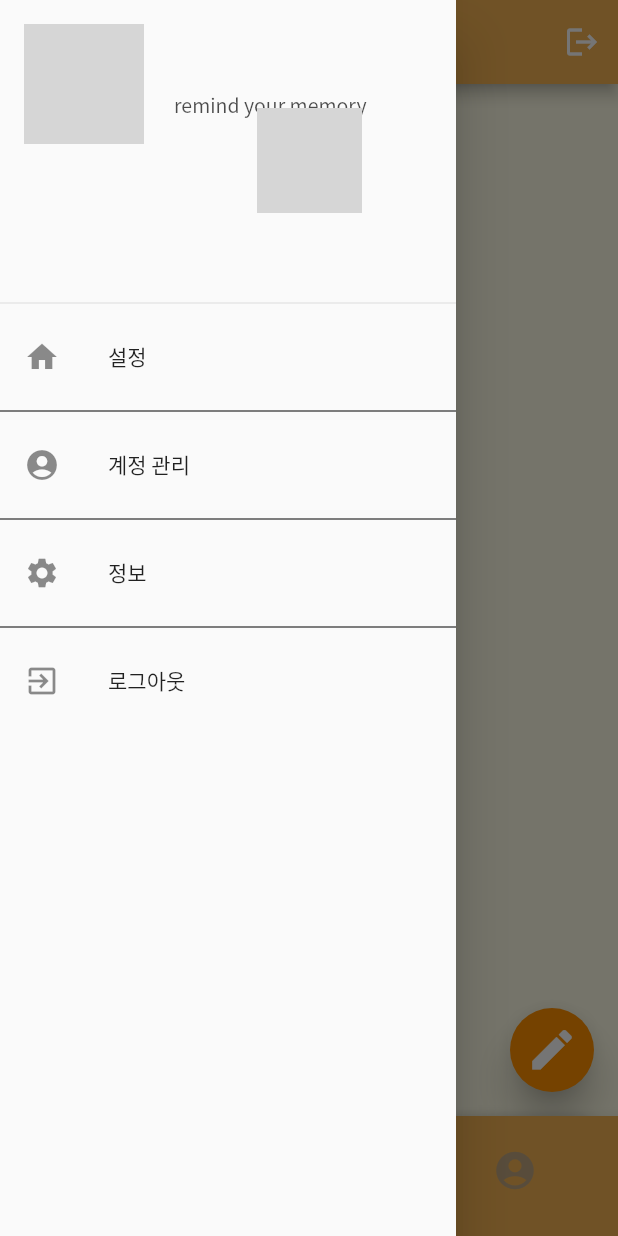
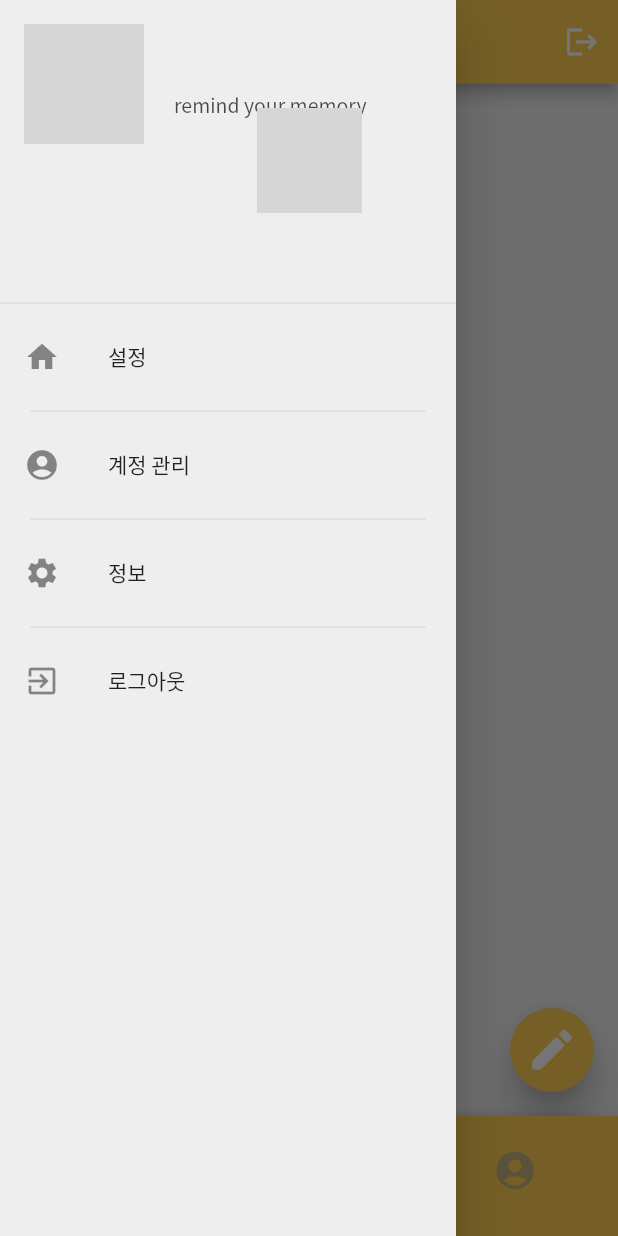
Before and after one commit to 6eom9eun/timeDam, a Flutter app: the MainPage screen opened by its route, with the side drawer open, on a phone screen of 412 x 824 dp. Run offline on Flutter 3.47's test engine with Material 2 defaults, Android fonts, the phone set to English and light mode, and no system bars; our stand-ins replace cloud_firestore, firebase_auth, firebase_core, firebase_storage, google_sign_in, image_picker and 1 more; accounts and stored records are empty; network calls fail; statements that could not run were skipped; grey boxes are pictures that could not be loaded.

Commit message:
drawer 위젯 프로필, 디자인

```diff
--- a/lib/screens/home.dart
+++ b/lib/screens/home.dart
@@ -16,7 +16,7 @@ class _HomeState extends State<Home> {
   @override
   Widget build(BuildContext context) {
     return Scaffold(
-      backgroundColor: Colors.yellow[50],
+      backgroundColor: Color(0xFFEEEEEE),
       body: SingleChildScrollView(
         child: Center(
           child: Padding(
@@ -70,7 +70,7 @@ class _HomeState extends State<Home> {
           );
         },
         child: Icon(Icons.create, size: 35),
-        backgroundColor: Colors.amber[800],
+        backgroundColor: Color(0xFFFFCF52),
         elevation: 10,
         highlightElevation: 15,
       ),
--- a/lib/screens/loginPage.dart
+++ b/lib/screens/loginPage.dart
@@ -38,7 +38,7 @@ class _LoginPageState extends State<LoginPage> {
             false;
       },
       child: Scaffold(
-        backgroundColor: AppColors.color1(),
+        backgroundColor: AppColors.backColor(),
         body: Center(
           child: Column(
             crossAxisAlignment: CrossAxisAlignment.center,
--- a/lib/screens/mainPage.dart
+++ b/lib/screens/mainPage.dart
@@ -41,7 +41,7 @@ class _MainPageState extends State<MainPage> {
     return Scaffold(
       appBar: AppBar(
         //automaticallyImplyLeading: false,  // 이 부분을 주석 처리하거나 삭제합니다.
-        backgroundColor: AppColors.primaryColor(),
+        backgroundColor: Color(0xFFFFCF52),
         title: Text(
           '메모:re',
           style: TextStyle(fontFamily: 'Gugi', fontSize: 35.0),
@@ -74,7 +74,7 @@ class _MainPageState extends State<MainPage> {
         ),
         child: BottomNavigationBar(
           type: BottomNavigationBarType.fixed,
-          backgroundColor: AppColors.primaryColor(),
+          backgroundColor: Color(0xFFFFCF52),
           selectedItemColor: Colors.white,
           unselectedItemColor: Colors.grey.withOpacity(.60),
           selectedFontSize: 14,
--- a/lib/screens/memoryPage.dart
+++ b/lib/screens/memoryPage.dart
@@ -24,7 +24,6 @@ class _MemoryPageState extends State<MemoryPage> {
   @override
   Widget build(BuildContext context) {
     return Scaffold(
-      backgroundColor: Colors.yellow[50],
       body: Center(
         child: Column(
           children: [
--- a/lib/screens/writePage.dart
+++ b/lib/screens/writePage.dart
@@ -140,7 +140,6 @@ class _WritePageState extends State<WritePage> {
   @override
   Widget build(BuildContext context) {
     return Scaffold(
-      backgroundColor: Colors.yellow[50],
       appBar: AppBar(
         backgroundColor: AppColors.primaryColor(), // 앱바의 색상 설정
         title: Text(
--- a/lib/utils/vars.dart
+++ b/lib/utils/vars.dart
@@ -4,14 +4,14 @@ import 'dart:ui';
 class AppColors {
   // 노란색 계열 메인 컬러
   static Color primaryColor() {
-    return const Color(0xFFF4B353);
+    return const Color(0xFFFFCF52);
+  }
+
+  static Color backColor(){
+    return const Color(0xFFEEEEEE);
   }
 
   static Color fontGreyColor() {
     return const Color(0xFFAAAAAA);
   }
-
-  static Color color1(){
-    return const Color(0xffFBE8B8);
-  }
 }
--- a/lib/widgets/appDrawer.dart
+++ b/lib/widgets/appDrawer.dart
@@ -6,6 +6,7 @@ class AppDrawer extends StatelessWidget {
   @override
   Widget build(BuildContext context) {
     return Drawer(
+      backgroundColor: Color(0xFFEEEEEE),
       child: ListView(
         padding: EdgeInsets.zero,
         children: [
@@ -68,7 +69,11 @@ class AppDrawer extends StatelessWidget {
               Navigator.pop(context);
             },
           ),
-          Divider(color: Colors.black
+          Divider(
+            color: Colors.grey.shade300,
+            thickness: 1,
+            indent: 20,
+            endIndent: 20,
           ),
           ListTile(
             leading: Icon(Icons.account_circle),
@@ -77,7 +82,11 @@ class AppDrawer extends StatelessWidget {
               Navigator.pop(context);
             },
           ),
-          Divider(color: Colors.black
+          Divider(
+            color: Colors.grey.shade300,
+            thickness: 1,
+            indent: 20,
+            endIndent: 20,
           ),
           ListTile(
             leading: Icon(Icons.settings),
@@ -87,7 +96,10 @@ class AppDrawer extends StatelessWidget {
             },
           ),
           Divider(
-            color: Colors.black,
+            color: Colors.grey.shade300,
+            thickness: 1,
+            indent: 20,
+            endIndent: 20,
           ),
           ListTile(
             leading: Icon(Icons.exit_to_app),
```
